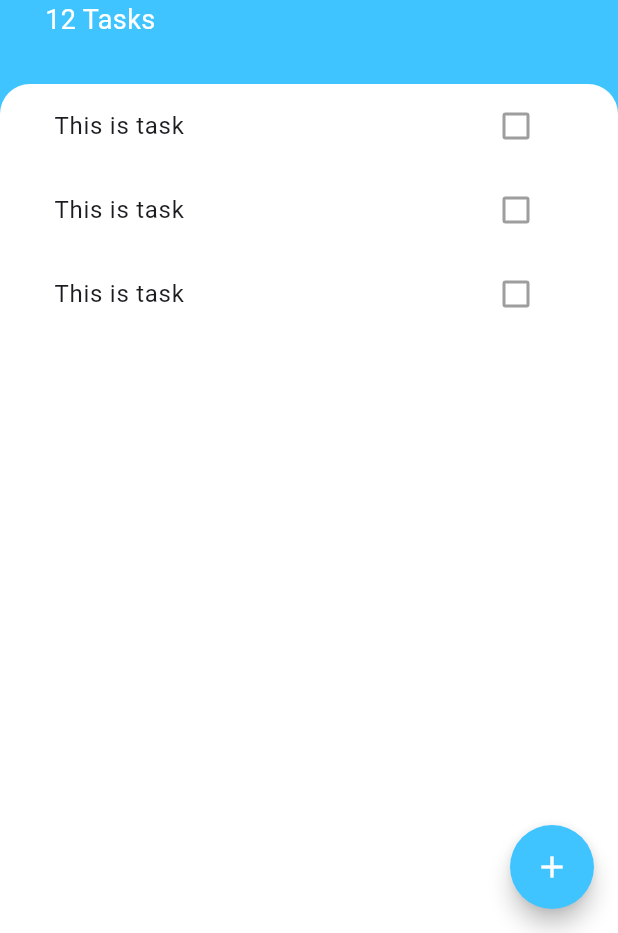
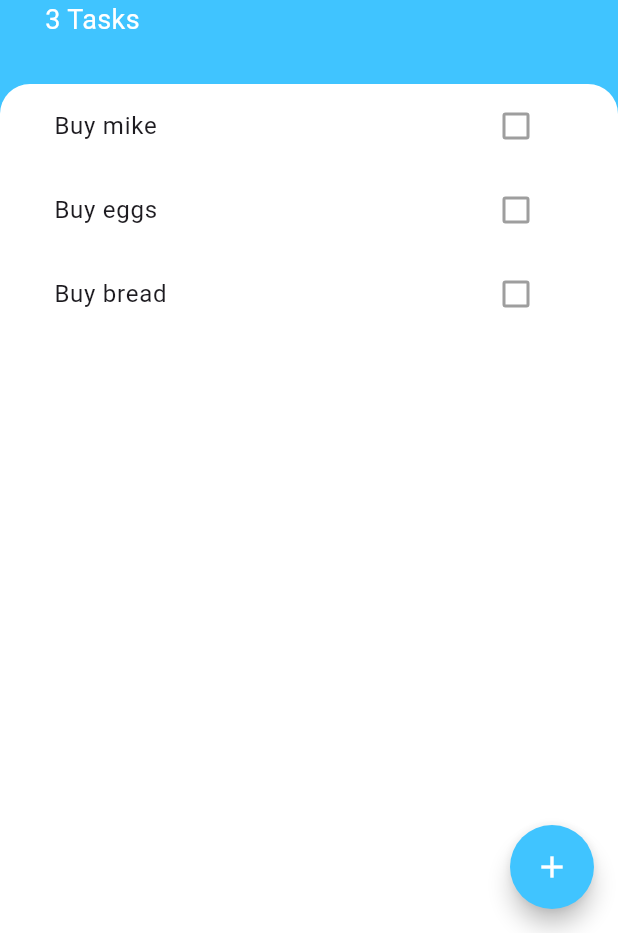
Before and after one commit to zhangzunke/todo_flutter, a Flutter app: the screen it shows after launch, on a phone screen of 412 x 824 dp, the part 303-1236 px from its top. Run offline on Flutter 3.47's test engine with Material 3 defaults, Android fonts, the phone set to English and light mode, and no system bars.

Commit message:
add new task title

```diff
--- a/lib/models/task.dart
+++ b/lib/models/task.dart
@@ -2,4 +2,7 @@ class Task {
   final String name;
   bool isDone;
   Task({required this.name, this.isDone = false});
+  void toggleDone() {
+    isDone = !isDone;
+  }
 }
--- a/lib/screens/task_screen.dart
+++ b/lib/screens/task_screen.dart
@@ -1,10 +1,21 @@
 import 'package:flutter/material.dart';
+import 'package:todo_flutter/models/task.dart';
 import 'package:todo_flutter/screens/add_task_screen.dart';
 import 'package:todo_flutter/widgets/tasks_list.dart';
 
-class TaskScreen extends StatelessWidget {
+class TaskScreen extends StatefulWidget {
   const TaskScreen({super.key});
 
+  @override
+  State<TaskScreen> createState() => _TaskScreenState();
+}
+
+class _TaskScreenState extends State<TaskScreen> {
+  List<Task> tasks = [
+    Task(name: 'Buy mike'),
+    Task(name: 'Buy eggs'),
+    Task(name: 'Buy bread'),
+  ];
   @override
   Widget build(BuildContext context) {
     return Scaffold(
@@ -15,7 +26,14 @@ class TaskScreen extends StatelessWidget {
         onPressed: () {
           showModalBottomSheet(
             context: context,
-            builder: (context) => AddTaskScreen(),
+            builder: (context) => AddTaskScreen(
+              addTaskCallback: (newTaskTitle) {
+                setState(() {
+                  tasks.add(Task(name: newTaskTitle));
+                });
+                Navigator.pop(context);
+              },
+            ),
           );
         },
         child: Icon(Icons.add, color: Colors.white),
@@ -52,7 +70,7 @@ class TaskScreen extends StatelessWidget {
                   ),
                 ),
                 Text(
-                  '12 Tasks',
+                  '${tasks.length} Tasks',
                   style: TextStyle(fontSize: 18.0, color: Colors.white),
                 ),
               ],
@@ -68,7 +86,7 @@ class TaskScreen extends StatelessWidget {
                   topRight: Radius.circular(20.0),
                 ),
               ),
-              child: TasksList(),
+              child: TasksList(tasks: tasks),
             ),
           ),
         ],
--- a/lib/widgets/task_tile.dart
+++ b/lib/widgets/task_tile.dart
@@ -1,31 +1,29 @@
 import 'package:flutter/material.dart';
 
-class TaskTile extends StatefulWidget {
-  const TaskTile({super.key});
-
-  @override
-  State<TaskTile> createState() => _TaskTileState();
-}
-
-class _TaskTileState extends State<TaskTile> {
-  bool isChecked = false;
-
+class TaskTile extends StatelessWidget {
+  const TaskTile({
+    super.key,
+    required this.taskTitle,
+    required this.isChecked,
+    required this.checkboxCallback,
+  });
+  final String taskTitle;
+  final bool isChecked;
+  final void Function(bool?) checkboxCallback;
   @override
   Widget build(BuildContext context) {
     return ListTile(
       title: Text(
-        'This is task',
+        taskTitle,
         style: TextStyle(
           decoration: isChecked ? TextDecoration.lineThrough : null,
         ),
       ),
-      trailing: TaskCheckbox(
-        checkboxState: isChecked,
-        toggleCheckboxState: (bool? checkboxState) {
-          setState(() {
-            isChecked = checkboxState ?? false;
-          });
-        },
+      trailing: Checkbox(
+        value: isChecked,
+        onChanged: checkboxCallback,
+        activeColor: Colors.lightBlueAccent,
+        side: BorderSide(color: Colors.grey, width: 2),
       ),
     );
   }
--- a/lib/widgets/tasks_list.dart
+++ b/lib/widgets/tasks_list.dart
@@ -1,11 +1,30 @@
 import 'package:flutter/material.dart';
+import 'package:todo_flutter/models/task.dart';
 import 'package:todo_flutter/widgets/task_tile.dart';
 
-class TasksList extends StatelessWidget {
-  const TasksList({super.key});
+class TasksList extends StatefulWidget {
+  const TasksList({super.key, required this.tasks});
+  final List<Task> tasks;
+  @override
+  State<TasksList> createState() => _TasksListState();
+}
 
+class _TasksListState extends State<TasksList> {
   @override
   Widget build(BuildContext context) {
-    return ListView(children: [TaskTile(), TaskTile(), TaskTile()]);
+    return ListView.builder(
+      itemBuilder: (context, index) {
+        return TaskTile(
+          taskTitle: widget.tasks[index].name,
+          isChecked: widget.tasks[index].isDone,
+          checkboxCallback: (checkboxState) {
+            setState(() {
+              widget.tasks[index].toggleDone();
+            });
+          },
+        );
+      },
+      itemCount: widget.tasks.length,
+    );
   }
 }
```
Also changed, not shown: lib/screens/add_task_screen.dart (+11 -4 lines).
